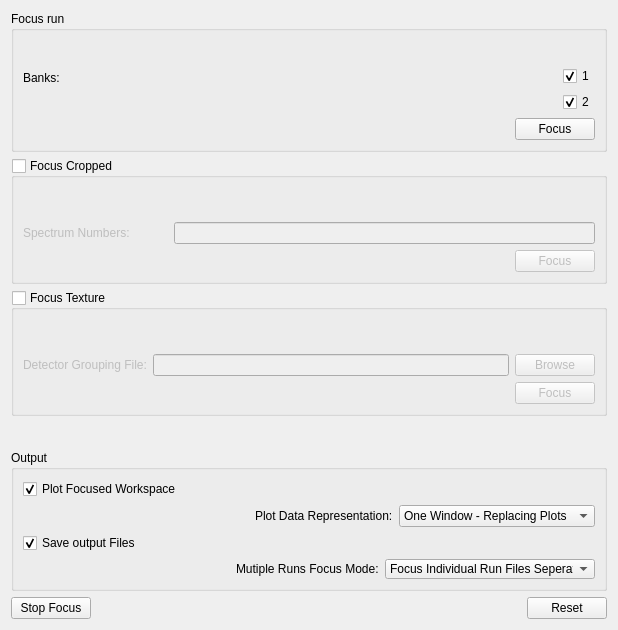
Qt form MantidQt/CustomInterfaces/inc/MantidQtCustomInterfaces/EnggDiffraction/EnggDiffractionQtTabFocus.ui (mantidproject/mantid) before a commit.
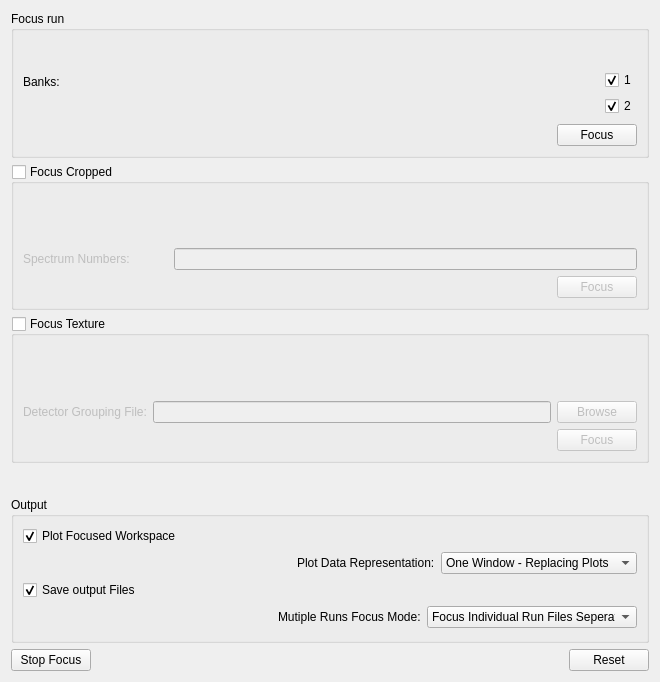
The same form after that commit. Custom widgets are drawn as their Qt base class.

Commit message: more uniform tab size and widget sizes, re #16087

Diff of the .ui file:
```diff
--- a/MantidQt/CustomInterfaces/inc/MantidQtCustomInterfaces/EnggDiffraction/EnggDiffractionQtTabFocus.ui
+++ b/MantidQt/CustomInterfaces/inc/MantidQtCustomInterfaces/EnggDiffraction/EnggDiffractionQtTabFocus.ui
@@ -6,8 +6,8 @@
    <rect>
     <x>0</x>
     <y>0</y>
-    <width>616</width>
-    <height>630</height>
+    <width>660</width>
+    <height>682</height>
    </rect>
   </property>
   <property name="windowTitle">
@@ -460,7 +460,7 @@
         <item>
          <widget class="QComboBox" name="comboBox_PlotData">
           <property name="sizePolicy">
-           <sizepolicy hsizetype="Minimum" vsizetype="Fixed">
+           <sizepolicy hsizetype="Preferred" vsizetype="Fixed">
             <horstretch>0</horstretch>
             <verstretch>0</verstretch>
            </sizepolicy>
@@ -560,7 +560,7 @@
            <bool>true</bool>
           </property>
           <property name="sizePolicy">
-           <sizepolicy hsizetype="Preferred" vsizetype="Minimum">
+           <sizepolicy hsizetype="Preferred" vsizetype="Fixed">
             <horstretch>0</horstretch>
             <verstretch>0</verstretch>
            </sizepolicy>
@@ -574,7 +574,7 @@
           <property name="maximumSize">
            <size>
             <width>175</width>
-            <height>20</height>
+            <height>16777215</height>
            </size>
           </property>
           <property name="sizeIncrement">
```
The commit also changes 4 other files.
